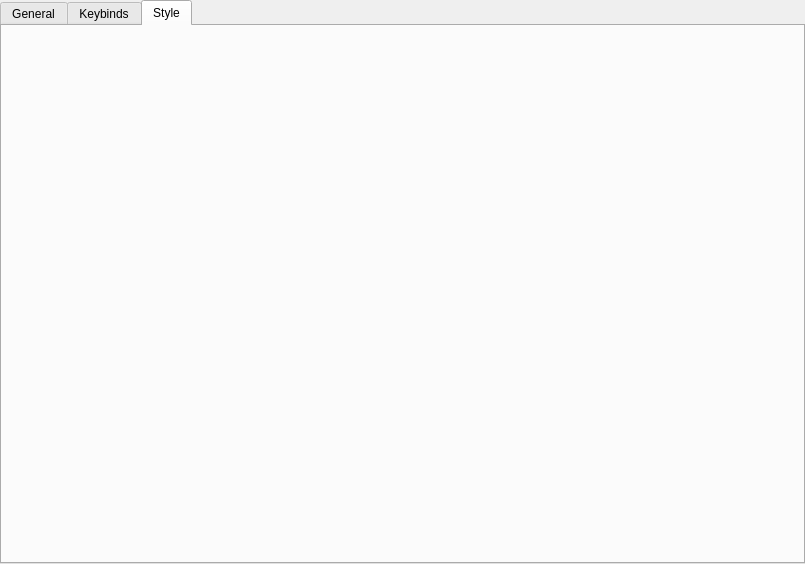
Above: settings.ui from siavash119/qtchan before the change. Below: the same form after it.
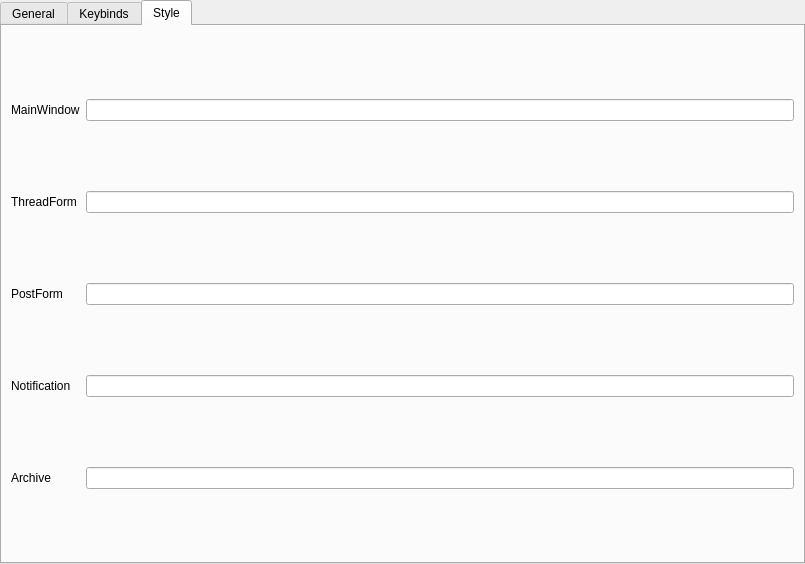
That is the form after the change. The open tabs and pages were chosen to show the change. Custom widgets are drawn as their Qt base class.

Commit message: beginnings of styling; view all tabs before MainWindow styling or crash

Diff of the .ui file:
```diff
--- a/settings.ui
+++ b/settings.ui
@@ -147,6 +147,58 @@
    <attribute name="title">
     <string>Style</string>
    </attribute>
+   <layout class="QGridLayout" name="gridLayout_3">
+    <item row="0" column="0">
+     <widget class="ClickableLabel" name="styleMainWindowLabel">
+      <property name="text">
+       <string>MainWindow</string>
+      </property>
+     </widget>
+    </item>
+    <item row="0" column="1">
+     <widget class="QLineEdit" name="styleMainWindowEdit"/>
+    </item>
+    <item row="1" column="0">
+     <widget class="ClickableLabel" name="styleThreadFormLabel">
+      <property name="text">
+       <string>ThreadForm</string>
+      </property>
+     </widget>
+    </item>
+    <item row="1" column="1">
+     <widget class="QLineEdit" name="styleThreadFormEdit"/>
+    </item>
+    <item row="2" column="0">
+     <widget class="ClickableLabel" name="stylePostFormLabel">
+      <property name="text">
+       <string>PostForm</string>
+      </property>
+     </widget>
+    </item>
+    <item row="2" column="1">
+     <widget class="QLineEdit" name="stylePostFormEdit"/>
+    </item>
+    <item row="3" column="0">
+     <widget class="ClickableLabel" name="styleNotificationLabel">
+      <property name="text">
+       <string>Notification</string>
+      </property>
+     </widget>
+    </item>
+    <item row="3" column="1">
+     <widget class="QLineEdit" name="styleNotificationEdit"/>
+    </item>
+    <item row="4" column="0">
+     <widget class="ClickableLabel" name="styleArchiveLabel">
+      <property name="text">
+       <string>Archive</string>
+      </property>
+     </widget>
+    </item>
+    <item row="4" column="1">
+     <widget class="QLineEdit" name="styleArchiveEdit"/>
+    </item>
+   </layout>
   </widget>
  </widget>
  <customwidgets>
```
Left out of the diff: 3 changed lines with no effect on the pictures. The commit also changes 8 other files.
